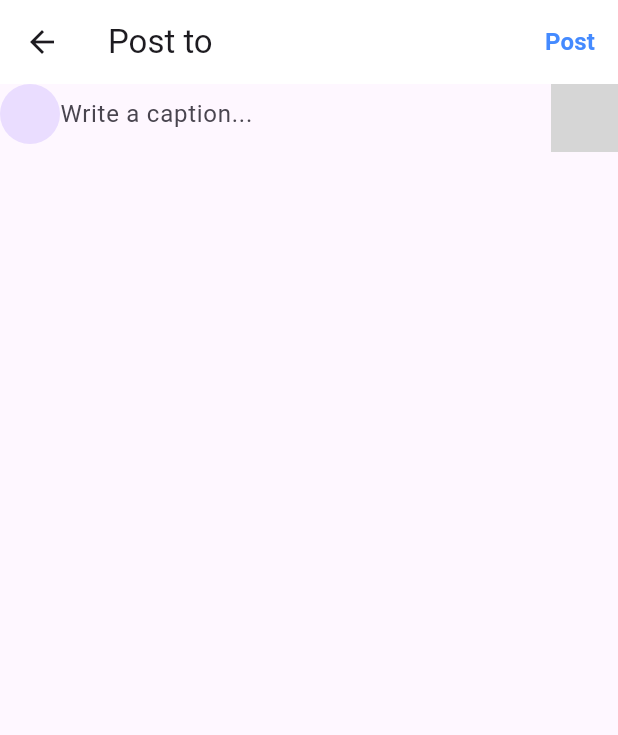
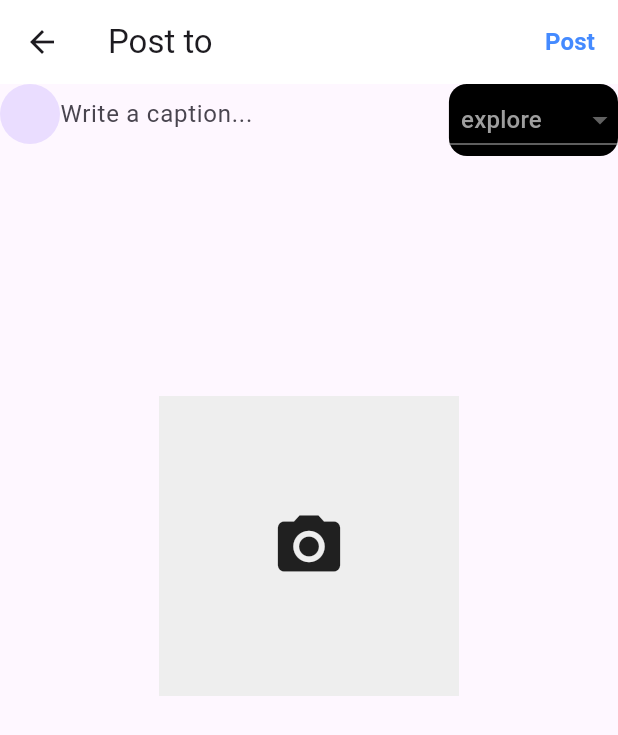
Before and after one commit to HalcyonAbsedion/BilMant2a, a Flutter app: the postCreationPage screen opened directly, on a phone screen of 412 x 824 dp. Shown: the top 735 px of the screen. Run offline on Flutter 3.47's test engine with Material 3 defaults, Android fonts, the phone set to English and light mode, and no system bars; our stand-ins replace cloud_firestore, firebase_auth, firebase_core, firebase_storage, flutter_animate, flutter_image_compress and 4 more; accounts and stored records are empty; grey boxes are pictures that could not be loaded.

```diff
--- a/lib/pages/postCreationPage.dart
+++ b/lib/pages/postCreationPage.dart
@@ -1,8 +1,11 @@
+import 'dart:io';
+
 import 'package:bilmant2a/providers/user_provider.dart';
 import 'package:cloud_firestore/cloud_firestore.dart';
 import 'package:firebase_auth/firebase_auth.dart';
 import 'package:flutter/material.dart';
 import 'package:flutter/widgets.dart';
+import 'package:image_picker/image_picker.dart';
 import 'package:provider/provider.dart';
 
 class postCreationPage extends StatefulWidget {
@@ -13,9 +16,55 @@ class postCreationPage extends StatefulWidget {
 }
 
 class _postCreationPageState extends State<postCreationPage> {
+  XFile? pickedFile;
   final user = FirebaseAuth.instance.currentUser!;
   final textController = TextEditingController();
   String selectedPostType = 'explore';
+  final ImagePicker _imagePicker = ImagePicker();
+  Future _selectPhoto() async {
+    await showModalBottomSheet(
+        context: context,
+        builder: (context) => BottomSheet(
+              builder: (context) => Column(
+                mainAxisSize: MainAxisSize.min,
+                children: [
+                  ListTile(
+                    leading: Icon(Icons.camera),
+                    title: Text("Camera"),
+                    onTap: () async {
+                      Navigator.of(context).pop();
+
+                      pickedFile = await _imagePicker.pickImage(
+                        source: ImageSource.camera,
+                        imageQuality: 50,
+                      );
+
+                      if (pickedFile == null) {
+                        return;
+                      }
+                    },
+                  ),
+                  ListTile(
+                    leading: Icon(Icons.photo),
+                    title: Text("Choose a File"),
+                    onTap: () async {
+                      Navigator.of(context).pop();
+
+                      pickedFile = await _imagePicker.pickImage(
+                        source: ImageSource.gallery,
+                        imageQuality: 50,
+                      );
+
+                      if (pickedFile == null) {
+                        return;
+                      }
+                    },
+                  )
+                ],
+              ),
+              onClosing: () {},
+            ));
+  }
 
   void postSend(String selectedPostType) {
     if (textController.text.isNotEmpty) {
@@ -72,23 +121,65 @@ class _postCreationPageState extends State<postCreationPage> {
                   maxLines: 8,
                 ),
               ),
-              SizedBox(
-                height: 45,
-                width: 45,
-                child: AspectRatio(
-                  aspectRatio: 487 / 451,
-                  child: Container(
-                    decoration: BoxDecoration(
-                        image: DecorationImage(
-                      image: NetworkImage(userProvider.getUser.photoUrl),
-                      fit: BoxFit.fill,
-                      alignment: FractionalOffset.topCenter,
-                    )),
-                  ),
+              // SizedBox(
+              //   height: 45,
+              //   width: 45,
+              //   child: AspectRatio(
+              //     aspectRatio: 487 / 451,
+              //     child: Container(
+              //       decoration: BoxDecoration(
+              //           image: DecorationImage(
+              //         image: NetworkImage(userProvider.getUser.photoUrl),
+              //         fit: BoxFit.fill,
+              //         alignment: FractionalOffset.topCenter,
+              //       )),
+              //     ),
+              //   ),
+              // ),
+
+              Container(
+                decoration: BoxDecoration(
+                  color: Colors.black,
+                  borderRadius: BorderRadius.circular(12),
+                ),
+                child: DropdownButton<String>(
+                  value: selectedPostType,
+                  onChanged: (String? newValue) {
+                    setState(() {
+                      selectedPostType = newValue!;
+                    });
+                  },
+                  items: <String>['explore', 'donations', 'volunteer']
+                      .map<DropdownMenuItem<String>>((String value) {
+                    return DropdownMenuItem<String>(
+                      value: value,
+                      child: Padding(
+                        padding: const EdgeInsets.all(8.0),
+                        child: Text(
+                          value,
+                          style: const TextStyle(color: Colors.grey),
+                        ),
+                      ),
+                    );
+                  }).toList(),
                 ),
               ),
               const Divider()
             ],
+          ),
+          GestureDetector(
+            onTap: _selectPhoto,
+            child: Container(
+              width: 200,
+              height: 200,
+              color: Colors.grey[200],
+              child: pickedFile == null
+                  ? Center(child: Icon(Icons.camera_alt, size: 50))
+                  : Image.file(
+                      File(pickedFile!.path),
+                      fit: BoxFit.cover,
+                    ),
+            ),
           ),
         ],
       ),
```
Also changed, not shown: lib/pages/account_page.dart (+4 -76 lines), lib/services/uploadImg.dart (+88 -9 lines).
